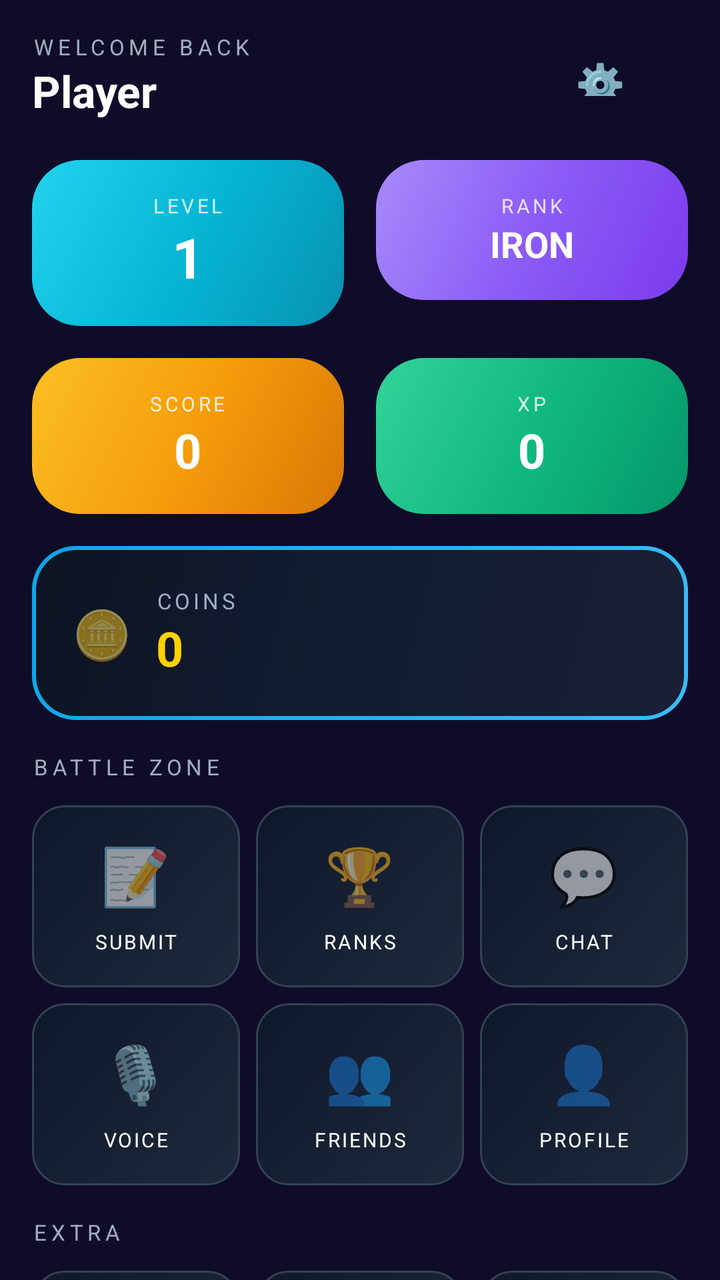
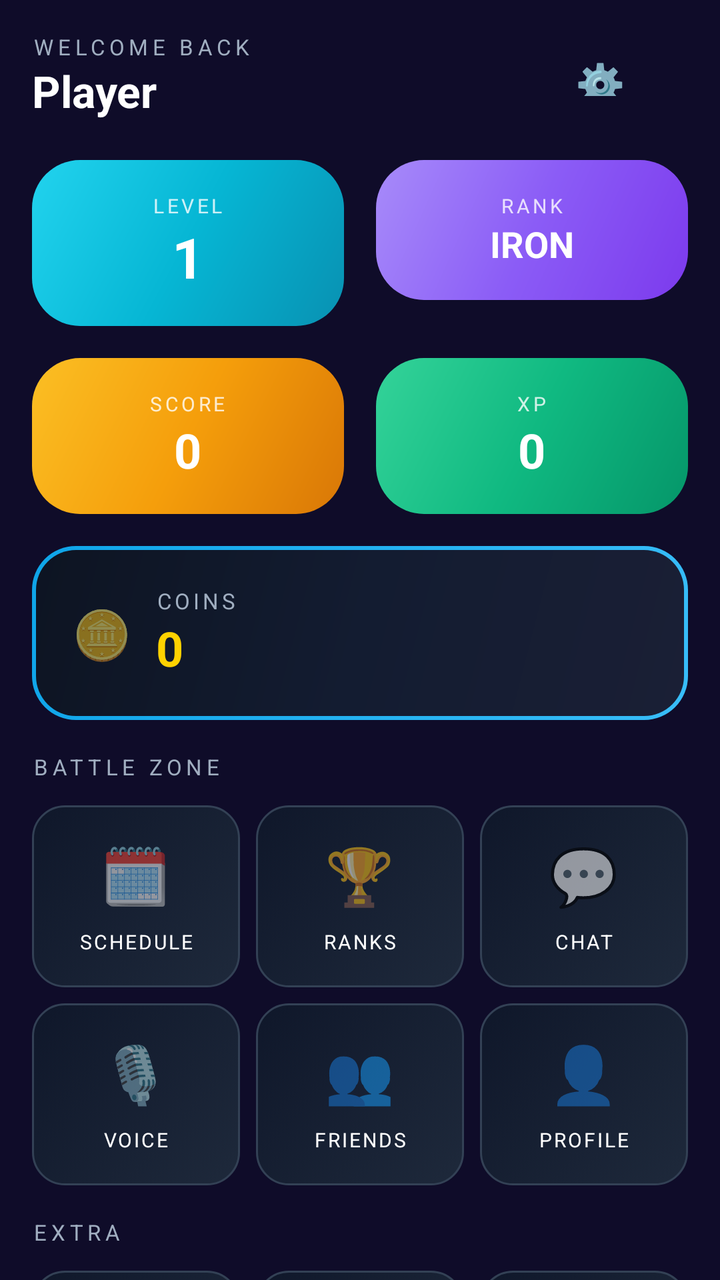

Screens rendered from an Android XML layout before and after an edit, with the pre-edit source and the edit as a unified diff.
<!-- AndroidManifest.xml: activity theme Theme.ZeroStress -->
<!-- res/layout/activity_player_dashboard.xml -->
<?xml version="1.0" encoding="utf-8"?>
<androidx.core.widget.NestedScrollView xmlns:android="http://schemas.android.com/apk/res/android"
    xmlns:app="http://schemas.android.com/apk/res-auto"
    android:layout_width="match_parent"
    android:layout_height="match_parent"
    android:background="@color/bg_main"
    android:fillViewport="true">

<LinearLayout
    android:layout_width="match_parent"
    android:layout_height="wrap_content"
    android:orientation="vertical"
    android:padding="16dp">

    
    <LinearLayout
        android:layout_width="match_parent"
        android:layout_height="wrap_content"
        android:orientation="horizontal"
        android:gravity="center_vertical"
        android:layout_marginBottom="20dp">

        <LinearLayout
            android:layout_width="0dp"
            android:layout_height="wrap_content"
            android:layout_weight="1"
            android:orientation="vertical">

            <TextView
                android:layout_width="wrap_content"
                android:layout_height="wrap_content"
                android:text="WELCOME BACK"
                android:textColor="@color/text_secondary"
                android:textSize="11sp"
                android:letterSpacing="0.2" />

            <TextView
                android:id="@+id/tvPlayerName"
                android:layout_width="wrap_content"
                android:layout_height="wrap_content"
                android:text="Player"
                android:textColor="@color/text_primary"
                android:textSize="22sp"
                android:textStyle="bold" />
        </LinearLayout>

        <com.google.android.material.button.MaterialButton
            android:id="@+id/btnSettings"
            style="@style/Widget.MaterialComponents.Button.TextButton"
            android:layout_width="wrap_content"
            android:layout_height="40dp"
            android:text="⚙️"
            android:textSize="20sp"
            app:backgroundTint="@android:color/transparent" />
    </LinearLayout>

    
    <LinearLayout
        android:layout_width="match_parent"
        android:layout_height="wrap_content"
        android:orientation="horizontal"
        android:layout_marginBottom="16dp">

        
        <LinearLayout
            android:layout_width="0dp"
            android:layout_height="wrap_content"
            android:layout_weight="1"
            android:layout_marginEnd="8dp"
            android:orientation="vertical"
            android:background="@drawable/bg_gradient_cyan"
            android:padding="16dp"
            android:gravity="center">

            <TextView
                android:layout_width="wrap_content"
                android:layout_height="wrap_content"
                android:text="LEVEL"
                android:textColor="@color/white"
                android:textSize="10sp"
                android:letterSpacing="0.15"
                android:alpha="0.8" />

            <TextView
                android:id="@+id/tvLevel"
                android:layout_width="wrap_content"
                android:layout_height="wrap_content"
                android:text="1"
                android:textColor="@color/white"
                android:textSize="28sp"
                android:textStyle="bold" />
        </LinearLayout>

        
        <LinearLayout
            android:layout_width="0dp"
            android:layout_height="wrap_content"
            android:layout_weight="1"
            android:layout_marginStart="8dp"
            android:orientation="vertical"
            android:background="@drawable/bg_gradient_purple"
            android:padding="16dp"
            android:gravity="center">

            <TextView
                android:layout_width="wrap_content"
                android:layout_height="wrap_content"
                android:text="RANK"
                android:textColor="@color/white"
                android:textSize="10sp"
                android:letterSpacing="0.15"
                android:alpha="0.8" />

            <TextView
                android:id="@+id/tvRank"
                android:layout_width="wrap_content"
                android:layout_height="wrap_content"
                android:text="IRON"
                android:textColor="@color/white"
                android:textSize="18sp"
                android:textStyle="bold"
                android:textAllCaps="true" />
        </LinearLayout>
    </LinearLayout>

    
    <LinearLayout
        android:layout_width="match_parent"
        android:layout_height="wrap_content"
        android:orientation="horizontal"
        android:layout_marginBottom="16dp">

        
        <LinearLayout
            android:layout_width="0dp"
            android:layout_height="wrap_content"
            android:layout_weight="1"
            android:layout_marginEnd="8dp"
            android:orientation="vertical"
            android:background="@drawable/bg_gradient_gold"
            android:padding="16dp"
            android:gravity="center">

            <TextView
                android:layout_width="wrap_content"
                android:layout_height="wrap_content"
                android:text="SCORE"
                android:textColor="@color/white"
                android:textSize="10sp"
                android:letterSpacing="0.15"
                android:alpha="0.8" />

            <TextView
                android:id="@+id/tvScore"
                android:layout_width="wrap_content"
                android:layout_height="wrap_content"
                android:text="0"
                android:textColor="@color/white"
                android:textSize="24sp"
                android:textStyle="bold" />
        </LinearLayout>

        
        <LinearLayout
            android:layout_width="0dp"
            android:layout_height="wrap_content"
            android:layout_weight="1"
            android:layout_marginStart="8dp"
            android:orientation="vertical"
            android:background="@drawable/bg_gradient_green"
            android:padding="16dp"
            android:gravity="center">

            <TextView
                android:layout_width="wrap_content"
                android:layout_height="wrap_content"
                android:text="XP"
                android:textColor="@color/white"
                android:textSize="10sp"
                android:letterSpacing="0.15"
                android:alpha="0.8" />

            <TextView
                android:id="@+id/tvXp"
                android:layout_width="wrap_content"
                android:layout_height="wrap_content"
                android:text="0"
                android:textColor="@color/white"
                android:textSize="24sp"
                android:textStyle="bold" />
        </LinearLayout>
    </LinearLayout>

    
    <LinearLayout
        android:layout_width="match_parent"
        android:layout_height="wrap_content"
        android:orientation="vertical"
        android:background="@drawable/bg_gaming_card_glow"
        android:padding="20dp"
        android:layout_marginBottom="16dp">

        <LinearLayout
            android:layout_width="wrap_content"
            android:layout_height="wrap_content"
            android:orientation="horizontal"
            android:gravity="center_vertical">

            <TextView
                android:layout_width="wrap_content"
                android:layout_height="wrap_content"
                android:text="🪙"
                android:textSize="24sp"
                android:layout_marginEnd="12dp" />

            <LinearLayout
                android:layout_width="wrap_content"
                android:layout_height="wrap_content"
                android:orientation="vertical">

                <TextView
                    android:layout_width="wrap_content"
                    android:layout_height="wrap_content"
                    android:text="COINS"
                    android:textColor="@color/text_secondary"
                    android:textSize="11sp"
                    android:letterSpacing="0.15" />

                <TextView
                    android:id="@+id/tvCoins"
                    android:layout_width="wrap_content"
                    android:layout_height="wrap_content"
                    android:text="0"
                    android:textColor="@color/gold"
                    android:textSize="24sp"
                    android:textStyle="bold" />
            </LinearLayout>
        </LinearLayout>
    </LinearLayout>

    
    <TextView
        android:layout_width="wrap_content"
        android:layout_height="wrap_content"
        android:text="BATTLE ZONE"
        android:textColor="@color/text_secondary"
        android:textSize="11sp"
        android:letterSpacing="0.2"
        android:layout_marginBottom="12dp" />

    <LinearLayout
        android:layout_width="match_parent"
        android:layout_height="wrap_content"
        android:orientation="horizontal"
        android:layout_marginBottom="8dp">

        
        <LinearLayout
            android:id="@+id/btnSubmitMatch"
            android:layout_width="0dp"
            android:layout_height="wrap_content"
            android:layout_weight="1"
            android:layout_marginEnd="4dp"
            android:orientation="vertical"
            android:background="@drawable/bg_gaming_nav_button"
            android:padding="16dp"
            android:gravity="center"
            android:clickable="true"
            android:focusable="true">

            <TextView
                android:layout_width="wrap_content"
                android:layout_height="wrap_content"
                android:text="📝"
                android:textSize="28sp" />

            <TextView
                android:layout_width="wrap_content"
                android:layout_height="wrap_content"
                android:text="SUBMIT"
                android:textColor="@color/text_primary"
                android:textSize="10sp"
                android:letterSpacing="0.1"
                android:layout_marginTop="8dp" />
        </LinearLayout>

        
        <LinearLayout
            android:id="@+id/btnLeaderboard"
            android:layout_width="0dp"
            android:layout_height="wrap_content"
            android:layout_weight="1"
            android:layout_marginStart="4dp"
            android:layout_marginEnd="4dp"
            android:orientation="vertical"
            android:background="@drawable/bg_gaming_nav_button"
            android:padding="16dp"
            android:gravity="center"
            android:clickable="true"
            android:focusable="true">

            <TextView
                android:layout_width="wrap_content"
                android:layout_height="wrap_content"
                android:text="🏆"
                android:textSize="28sp" />

            <TextView
                android:layout_width="wrap_content"
                android:layout_height="wrap_content"
                android:text="RANKS"
                android:textColor="@color/text_primary"
                android:textSize="10sp"
                android:letterSpacing="0.1"
                android:layout_marginTop="8dp" />
        </LinearLayout>

        
        <LinearLayout
            android:id="@+id/btnChat"
            android:layout_width="0dp"
            android:layout_height="wrap_content"
            android:layout_weight="1"
            android:layout_marginStart="4dp"
            android:orientation="vertical"
            android:background="@drawable/bg_gaming_nav_button"
            android:padding="16dp"
            android:gravity="center"
            android:clickable="true"
            android:focusable="true">

            <TextView
                android:layout_width="wrap_content"
                android:layout_height="wrap_content"
                android:text="💬"
                android:textSize="28sp" />

            <TextView
                android:layout_width="wrap_content"
                android:layout_height="wrap_content"
                android:text="CHAT"
                android:textColor="@color/text_primary"
                android:textSize="10sp"
                android:letterSpacing="0.1"
                android:layout_marginTop="8dp" />
        </LinearLayout>
    </LinearLayout>

    <LinearLayout
        android:layout_width="match_parent"
        android:layout_height="wrap_content"
        android:orientation="horizontal"
        android:layout_marginBottom="8dp">

        
        <LinearLayout
            android:id="@+id/btnVoice"
            android:layout_width="0dp"
            android:layout_height="wrap_content"
            android:layout_weight="1"
            android:layout_marginEnd="4dp"
            android:orientation="vertical"
            android:background="@drawable/bg_gaming_nav_button"
            android:padding="16dp"
            android:gravity="center"
            android:clickable="true"
            android:focusable="true">

            <TextView
                android:layout_width="wrap_content"
                android:layout_height="wrap_content"
                android:text="🎙️"
                android:textSize="28sp" />

            <TextView
                android:layout_width="wrap_content"
                android:layout_height="wrap_content"
                android:text="VOICE"
                android:textColor="@color/text_primary"
                android:textSize="10sp"
                android:letterSpacing="0.1"
                android:layout_marginTop="8dp" />
        </LinearLayout>

        
        <LinearLayout
            android:id="@+id/btnFriends"
            android:layout_width="0dp"
            android:layout_height="wrap_content"
            android:layout_weight="1"
            android:layout_marginStart="4dp"
            android:layout_marginEnd="4dp"
            android:orientation="vertical"
            android:background="@drawable/bg_gaming_nav_button"
            android:padding="16dp"
            android:gravity="center"
            android:clickable="true"
            android:focusable="true">

            <TextView
                android:layout_width="wrap_content"
                android:layout_height="wrap_content"
                android:text="👥"
                android:textSize="28sp" />

            <TextView
                android:layout_width="wrap_content"
                android:layout_height="wrap_content"
                android:text="FRIENDS"
                android:textColor="@color/text_primary"
                android:textSize="10sp"
                android:letterSpacing="0.1"
                android:layout_marginTop="8dp" />
        </LinearLayout>

        
        <LinearLayout
            android:id="@+id/btnProfile"
            android:layout_width="0dp"
            android:layout_height="wrap_content"
            android:layout_weight="1"
            android:layout_marginStart="4dp"
            android:orientation="vertical"
            android:background="@drawable/bg_gaming_nav_button"
            android:padding="16dp"
            android:gravity="center"
            android:clickable="true"
            android:focusable="true">

            <TextView
                android:layout_width="wrap_content"
                android:layout_height="wrap_content"
                android:text="👤"
                android:textSize="28sp" />

            <TextView
                android:layout_width="wrap_content"
                android:layout_height="wrap_content"
                android:text="PROFILE"
                android:textColor="@color/text_primary"
                android:textSize="10sp"
                android:letterSpacing="0.1"
                android:layout_marginTop="8dp" />
        </LinearLayout>
    </LinearLayout>

    
    <TextView
        android:layout_width="wrap_content"
        android:layout_height="wrap_content"
        android:text="EXTRA"
        android:textColor="@color/text_secondary"
        android:textSize="11sp"
        android:letterSpacing="0.2"
        android:layout_marginBottom="12dp"
        android:layout_marginTop="8dp" />

    <LinearLayout
        android:layout_width="match_parent"
        android:layout_height="wrap_content"
        android:orientation="horizontal"
        android:layout_marginBottom="8dp">

        
        <LinearLayout
            android:id="@+id/btnDailyRewards"
            android:layout_width="0dp"
            android:layout_height="wrap_content"
            android:layout_weight="1"
            android:layout_marginEnd="4dp"
            android:orientation="vertical"
            android:background="@drawable/bg_gaming_nav_button"
            android:padding="12dp"
            android:gravity="center"
            android:clickable="true"
            android:focusable="true">

            <TextView
                android:layout_width="wrap_content"
                android:layout_height="wrap_content"
                android:text="🎁"
                android:textSize="24sp" />

            <TextView
                android:layout_width="wrap_content"
                android:layout_height="wrap_content"
                android:text="REWARDS"
                android:textColor="@color/text_primary"
                android:textSize="9sp"
                android:letterSpacing="0.1"
                android:layout_marginTop="6dp" />
        </LinearLayout>

        
        <LinearLayout
            android:id="@+id/btnChallenges"
            android:layout_width="0dp"
            android:layout_height="wrap_content"
            android:layout_weight="1"
            android:layout_marginStart="4dp"
            android:layout_marginEnd="4dp"
            android:orientation="vertical"
            android:background="@drawable/bg_gaming_nav_button"
            android:padding="12dp"
            android:gravity="center"
            android:clickable="true"
            android:focusable="true">

            <TextView
                android:layout_width="wrap_content"
                android:layout_height="wrap_content"
                android:text="📋"
                android:textSize="24sp" />

            <TextView
                android:layout_width="wrap_content"
                android:layout_height="wrap_content"
                android:text="CHALLENGES"
                android:textColor="@color/text_primary"
                android:textSize="9sp"
                android:letterSpacing="0.1"
                android:layout_marginTop="6dp" />
        </LinearLayout>

        
        <LinearLayout
            android:id="@+id/btnBattlePass"
            android:layout_width="0dp"
            android:layout_height="wrap_content"
            android:layout_weight="1"
            android:layout_marginStart="4dp"
            android:orientation="vertical"
            android:background="@drawable/bg_gaming_nav_button"
            android:padding="12dp"
            android:gravity="center"
            android:clickable="true"
            android:focusable="true">

            <TextView
                android:layout_width="wrap_content"
                android:layout_height="wrap_content"
                android:text="⚔️"
                android:textSize="24sp" />

            <TextView
                android:layout_width="wrap_content"
                android:layout_height="wrap_content"
                android:text="BATTLE PASS"
                android:textColor="@color/text_primary"
                android:textSize="9sp"
                android:letterSpacing="0.1"
                android:layout_marginTop="6dp" />
        </LinearLayout>
    </LinearLayout>

    <LinearLayout
        android:layout_width="match_parent"
        android:layout_height="wrap_content"
        android:orientation="horizontal">

        
        <LinearLayout
            android:id="@+id/btnTitles"
            android:layout_width="0dp"
            android:layout_height="wrap_content"
            android:layout_weight="1"
            android:layout_marginEnd="4dp"
            android:orientation="vertical"
            android:background="@drawable/bg_gaming_nav_button"
            android:padding="12dp"
            android:gravity="center"
            android:clickable="true"
            android:focusable="true">

            <TextView
                android:layout_width="wrap_content"
                android:layout_height="wrap_content"
                android:text="🏅"
                android:textSize="24sp" />

            <TextView
                android:layout_width="wrap_content"
                android:layout_height="wrap_content"
                android:text="TITLES"
                android:textColor="@color/text_primary"
                android:textSize="9sp"
                android:letterSpacing="0.1"
                android:layout_marginTop="6dp" />
        </LinearLayout>

        
        <LinearLayout
            android:id="@+id/btnPerformance"
            android:layout_width="0dp"
            android:layout_height="wrap_content"
            android:layout_weight="1"
            android:layout_marginStart="4dp"
            android:layout_marginEnd="4dp"
            android:orientation="vertical"
            android:background="@drawable/bg_gaming_nav_button"
            android:padding="12dp"
            android:gravity="center"
            android:clickable="true"
            android:focusable="true">

            <TextView
                android:layout_width="wrap_content"
                android:layout_height="wrap_content"
                android:text="📊"
                android:textSize="24sp" />

            <TextView
                android:layout_width="wrap_content"
                android:layout_height="wrap_content"
                android:text="STATS"
                android:textColor="@color/text_primary"
                android:textSize="9sp"
                android:letterSpacing="0.1"
                android:layout_marginTop="6dp" />
        </LinearLayout>

        
        <LinearLayout
            android:id="@+id/btnSeasons"
            android:layout_width="0dp"
            android:layout_height="wrap_content"
            android:layout_weight="1"
            android:layout_marginStart="4dp"
            android:layout_marginEnd="4dp"
            android:orientation="vertical"
            android:background="@drawable/bg_gaming_nav_button"
            android:padding="12dp"
            android:gravity="center"
            android:clickable="true"
            android:focusable="true">

            <TextView
                android:layout_width="wrap_content"
                android:layout_height="wrap_content"
                android:text="📅"
                android:textSize="24sp" />

            <TextView
                android:layout_width="wrap_content"
                android:layout_height="wrap_content"
                android:text="SEASONS"
                android:textColor="@color/text_primary"
                android:textSize="9sp"
                android:letterSpacing="0.1"
                android:layout_marginTop="6dp" />
        </LinearLayout>

        
        <LinearLayout
            android:id="@+id/btnSchedule"
            android:layout_width="0dp"
            android:layout_height="wrap_content"
            android:layout_weight="1"
            android:layout_marginStart="4dp"
            android:orientation="vertical"
            android:background="@drawable/bg_gaming_nav_button"
            android:padding="12dp"
            android:gravity="center"
            android:clickable="true"
            android:focusable="true">

            <TextView
                android:layout_width="wrap_content"
                android:layout_height="wrap_content"
                android:text="🗓️"
                android:textSize="24sp" />

            <TextView
                android:layout_width="wrap_content"
                android:layout_height="wrap_content"
                android:text="SCHEDULE"
                android:textColor="@color/text_primary"
                android:textSize="9sp"
                android:letterSpacing="0.1"
                android:layout_marginTop="6dp" />
        </LinearLayout>
    </LinearLayout>

    <View
        android:layout_width="match_parent"
        android:layout_height="8dp" />

    
    <com.google.android.material.button.MaterialButton
        android:id="@+id/btnLogout"
        style="@style/Widget.MaterialComponents.Button.TextButton"
        android:layout_width="match_parent"
        android:layout_height="48dp"
        android:text="LOGOUT"
        android:textColor="@color/danger"
        android:textSize="12sp"
        android:letterSpacing="0.15"
        app:backgroundTint="@android:color/transparent" />

</LinearLayout>
</androidx.core.widget.NestedScrollView>
<!-- resources referenced by this layout -->
<resources>
  <color name="bg_main">#0f0c29</color>
  <color name="danger">#fc4a1a</color>
  <color name="gold">#ffd200</color>
  <color name="text_primary">#ffffff</color>
  <color name="text_secondary">#a0aec0</color>
  <color name="white">#FFFFFF</color>
  <!-- drawable bg_gaming_nav_button (drawable) -->
  <?xml version="1.0" encoding="utf-8"?>
  <selector xmlns:android="http://schemas.android.com/apk/res/android">
      <item android:state_pressed="true">
          <shape android:shape="rectangle">
              <gradient
                  android:startColor="#38bdf8"
                  android:endColor="#0ea5e9"
                  android:angle="135" />
              <corners android:radius="16dp" />
          </shape>
      </item>
      <item>
          <shape android:shape="rectangle">
              <gradient
                  android:startColor="#1e293b"
                  android:endColor="#0f172a"
                  android:angle="135" />
              <corners android:radius="16dp" />
              <stroke
                  android:width="1dp"
                  android:color="#334155" />
          </shape>
      </item>
  </selector>
  <!-- drawable bg_gradient_cyan (drawable) -->
  <?xml version="1.0" encoding="utf-8"?>
  <shape xmlns:android="http://schemas.android.com/apk/res/android"
      android:shape="rectangle">
      <gradient
          android:startColor="#0891b2"
          android:centerColor="#06b6d4"
          android:endColor="#22d3ee"
          android:angle="135" />
      <corners android:radius="24dp" />
  </shape>
  <!-- drawable bg_gradient_gold (drawable) -->
  <?xml version="1.0" encoding="utf-8"?>
  <shape xmlns:android="http://schemas.android.com/apk/res/android"
      android:shape="rectangle">
      <gradient
          android:startColor="#d97706"
          android:centerColor="#f59e0b"
          android:endColor="#fbbf24"
          android:angle="135" />
      <corners android:radius="24dp" />
  </shape>
  <!-- drawable bg_gradient_green (drawable) -->
  <?xml version="1.0" encoding="utf-8"?>
  <shape xmlns:android="http://schemas.android.com/apk/res/android"
      android:shape="rectangle">
      <gradient
          android:startColor="#059669"
          android:centerColor="#10b981"
          android:endColor="#34d399"
          android:angle="135" />
      <corners android:radius="24dp" />
  </shape>
  <!-- drawable bg_gradient_purple (drawable) -->
  <?xml version="1.0" encoding="utf-8"?>
  <shape xmlns:android="http://schemas.android.com/apk/res/android"
      android:shape="rectangle">
      <gradient
          android:startColor="#7c3aed"
          android:centerColor="#8b5cf6"
          android:endColor="#a78bfa"
          android:angle="135" />
      <corners android:radius="24dp" />
  </shape>
  <style name="Theme.ZeroStress" parent="Theme.MaterialComponents.DayNight.NoActionBar">
          <item name="colorPrimary">@color/primary</item>
          <item name="colorPrimaryDark">@color/primary_dark</item>
          <item name="colorAccent">@color/accent</item>
          <item name="android:windowBackground">@color/bg_main</item>
          <item name="android:statusBarColor">@color/bg_main</item>
          <item name="android:navigationBarColor">@color/bg_main</item>
          <item name="android:textColorPrimary">@color/text_primary</item>
          <item name="android:textColorSecondary">@color/text_secondary</item>
      </style>
  <color name="primary">#667eea</color>
  <color name="primary_dark">#764ba2</color>
  <color name="accent">#38ef7d</color>
  <!-- unchanged entries left out for length: 1 -->
</resources>

<!-- the commit's change to res/layout/activity_player_dashboard.xml (unified diff, before → after) -->
@@ -256,28 +256,28 @@
 
         
         <LinearLayout
-            android:id="@+id/btnSubmitMatch"
-            android:layout_width="0dp"
-            android:layout_height="wrap_content"
-            android:layout_weight="1"
-            android:layout_marginEnd="4dp"
-            android:orientation="vertical"
-            android:background="@drawable/bg_gaming_nav_button"
-            android:padding="16dp"
-            android:gravity="center"
-            android:clickable="true"
-            android:focusable="true">
-
-            <TextView
-                android:layout_width="wrap_content"
-                android:layout_height="wrap_content"
-                android:text="📝"
+            android:id="@+id/btnScheduleTop"
+            android:layout_width="0dp"
+            android:layout_height="wrap_content"
+            android:layout_weight="1"
+            android:layout_marginEnd="4dp"
+            android:orientation="vertical"
+            android:background="@drawable/bg_gaming_nav_button"
+            android:padding="16dp"
+            android:gravity="center"
+            android:clickable="true"
+            android:focusable="true">
+
+            <TextView
+                android:layout_width="wrap_content"
+                android:layout_height="wrap_content"
+                android:text="🗓️"
                 android:textSize="28sp" />
 
             <TextView
                 android:layout_width="wrap_content"
                 android:layout_height="wrap_content"
-                android:text="SUBMIT"
+                android:text="SCHEDULE"
                 android:textColor="@color/text_primary"
                 android:textSize="10sp"
                 android:letterSpacing="0.1"
